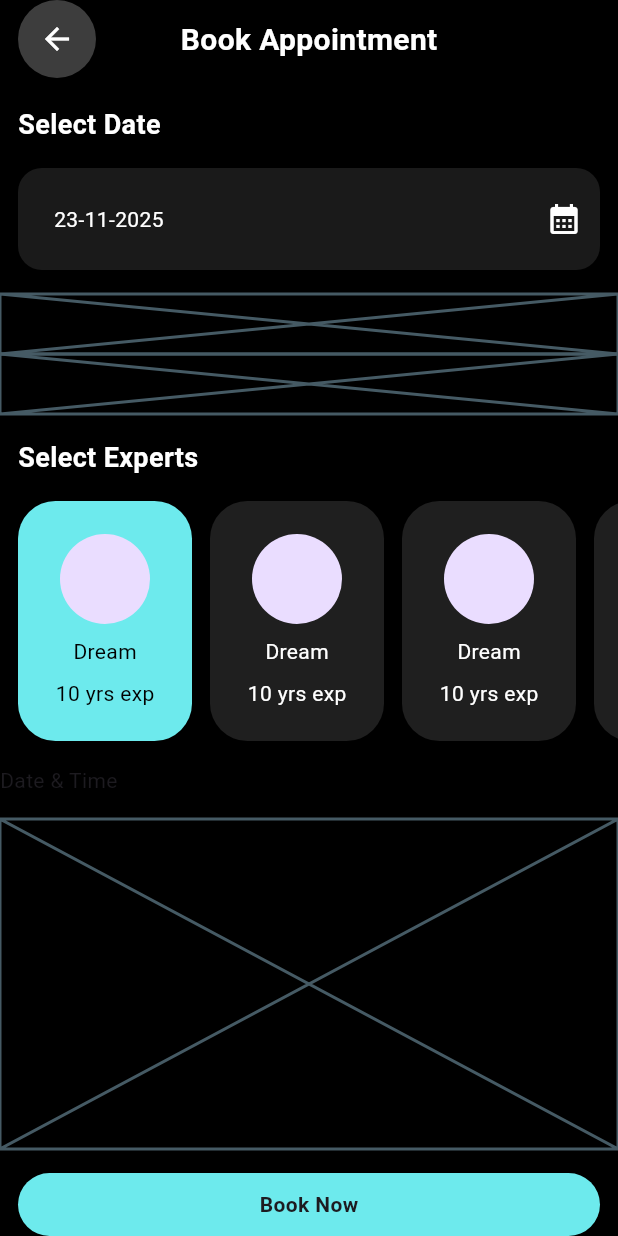
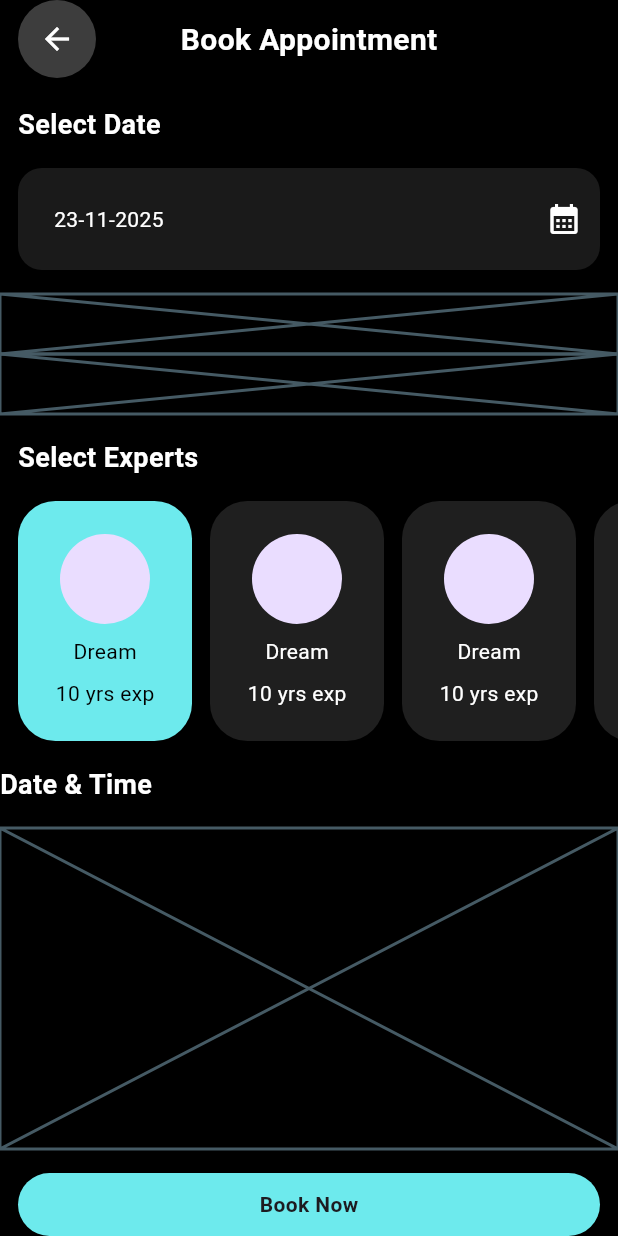
Before and after one commit to JAICHANGPARK/flutter_notebook_chapter_48, a Flutter app: the BarberBookAppointment screen opened directly, on a phone screen of 412 x 824 dp. Run offline on Flutter 3.47's test engine with Material 3 defaults, Android fonts, the phone set to English and light mode, and no system bars; our stand-ins replace hugeicons.

Commit message:
Update barber_book_appointment.dart

```diff
--- a/lib/ep2431_barber_booking_app/ui/barber_book_appointment.dart
+++ b/lib/ep2431_barber_booking_app/ui/barber_book_appointment.dart
@@ -156,7 +156,14 @@ class _BarberBookAppointmentState extends State<BarberBookAppointment> {
                 ],
               ),
             ),
-            Text("Date & Time"),
+            Text(
+              "Date & Time",
+              style: TextStyle(
+                color: Colors.white,
+                fontWeight: FontWeight.bold,
+                fontSize: 18,
+              ),
+            ),
             Expanded(child: Placeholder()),
             Container(
               margin: EdgeInsets.symmetric(horizontal: 12),
```
